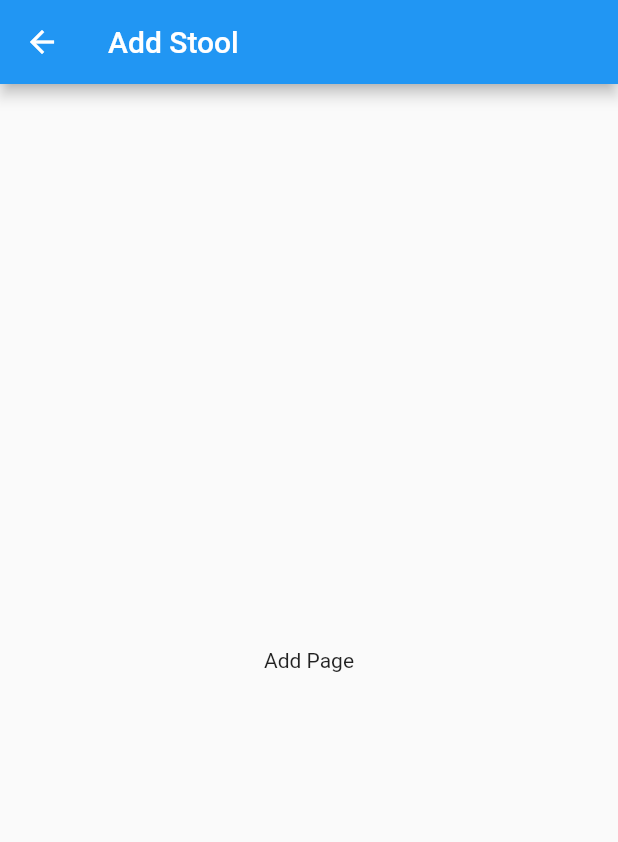
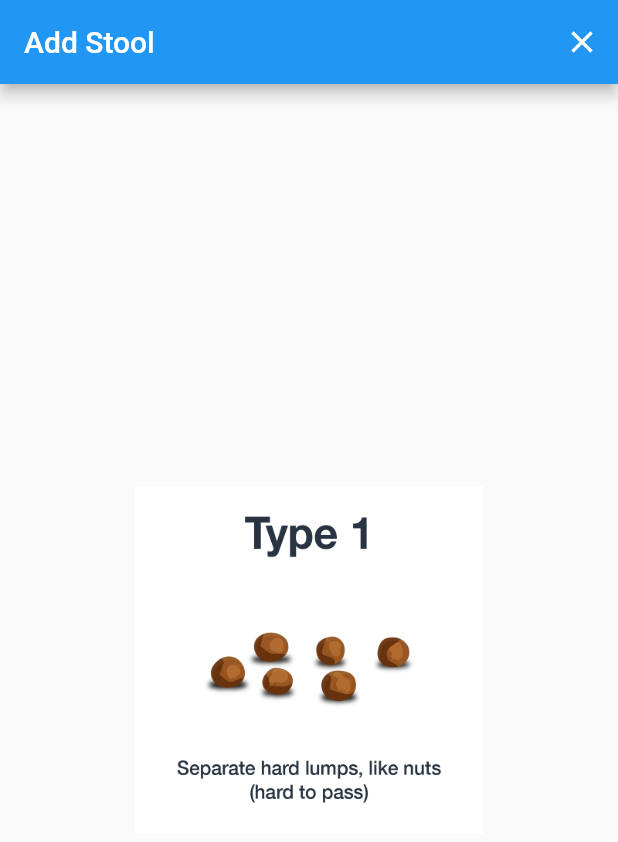
Before and after one commit to dconlisk/bristol-stool-chart-flutter-app, a Flutter app: the AddPage screen opened by its route, on a phone screen of 412 x 824 dp. Shown: the top 842 px of the screen. Run offline on Flutter 3.47's test engine with Material 2 defaults, Android fonts, the phone set to English and light mode, and no system bars; drawn by our look-alikes of carousel_slider; our stand-ins replace auto_route, dartz, freezed_annotation, google_fonts, hooks_riverpod, intro_slider and 3 more; accounts and stored records are empty.

Commit message:
Added page transitions and close button widget. Started carousel.

```diff
--- a/lib/presentation/add_page.dart
+++ b/lib/presentation/add_page.dart
@@ -1,3 +1,4 @@
+import 'package:carousel_slider/carousel_slider.dart';
 import 'package:flutter/material.dart';
 
 class AddPage extends StatelessWidget {
@@ -6,9 +7,28 @@ class AddPage extends StatelessWidget {
   @override
   Widget build(BuildContext context) {
     return Scaffold(
-      appBar: AppBar(title: const Text('Add Stool')),
-      body: const Center(
-        child: Text('Add Page'),
+      appBar: AppBar(
+        title: const Text('Add Stool'),
+        automaticallyImplyLeading: false,
+        actions: const [
+          CloseButton(),
+        ],
+      ),
+      body: Center(
+        child: CarouselSlider(
+          items: [
+            Image.asset('assets/images/stooltype1.jpg'),
+            Image.asset('assets/images/stooltype2.jpg'),
+            Image.asset('assets/images/stooltype3.jpg'),
+            Image.asset('assets/images/stooltype4.jpg'),
+            Image.asset('assets/images/stooltype5.jpg'),
+            Image.asset('assets/images/stooltype6.jpg'),
+            Image.asset('assets/images/stooltype7.jpg'),
+          ],
+          options: CarouselOptions(onPageChanged: (index, reason) {
+            // TODO: Store in state: _selectedType = index + 1;
+          }),
+        ),
       ),
     );
   }
--- a/lib/presentation/graph_page.dart
+++ b/lib/presentation/graph_page.dart
@@ -30,7 +30,9 @@ class _GraphPageState extends ConsumerState<GraphPage> {
           IconButton(
             icon: const Icon(Icons.info),
             onPressed: () {
-              AutoRouter.of(context).push(const GraphInfoRoute());
+              AutoRouter.of(context).push(
+                const GraphInfoRoute(),
+              );
             },
           ),
         ],
--- a/lib/presentation/routes/app_router.dart
+++ b/lib/presentation/routes/app_router.dart
@@ -11,9 +11,15 @@ import 'package:bristol_stool_chart/presentation/splash_page.dart';
   replaceInRouteName: 'Page,Route',
   routes: [
     AutoRoute<dynamic>(page: AboutPage),
-    AutoRoute<dynamic>(page: AddPage),
-    AutoRoute<dynamic>(page: GraphInfoPage),
+    CustomRoute<dynamic>(
+      page: AddPage,
+      transitionsBuilder: TransitionsBuilders.slideBottom,
+    ),
     AutoRoute<dynamic>(page: GraphPage),
+    CustomRoute<dynamic>(
+      page: GraphInfoPage,
+      transitionsBuilder: TransitionsBuilders.slideBottom,
+    ),
     AutoRoute<dynamic>(page: IntroPage),
     AutoRoute<dynamic>(page: SettingsPage),
     AutoRoute<dynamic>(page: SplashPage, initial: true),
--- /dev/null
+++ b/lib/presentation/widgets/close_button.dart
@@ -0,0 +1,19 @@
+import 'package:auto_route/auto_route.dart';
+import 'package:flutter/material.dart';
+
+class CloseButton extends StatelessWidget {
+  const CloseButton({Key? key}) : super(key: key);
+
+  @override
+  Widget build(BuildContext context) {
+    return GestureDetector(
+      onTap: () {
+        AutoRouter.of(context).pop();
+      },
+      child: const Padding(
+        padding: EdgeInsets.all(16.0),
+        child: Icon(Icons.close),
+      ),
+    );
+  }
+}
--- a/pubspec.yaml
+++ b/pubspec.yaml
@@ -10,6 +10,7 @@ environment:
 
 dependencies:
   auto_route: ^3.2.2
+  carousel_slider: ^4.0.0
   dartz: ^0.10.1
   flutter:
     sdk: flutter
```
Also changed, not shown: lib/presentation/graph_info_page.dart (+2 -10 lines), lib/presentation/routes/app_router.gr.dart, pubspec.lock, 1 other file.
